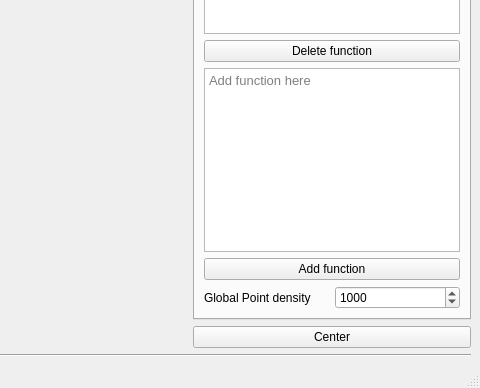
Before: the Qt Designer form QDataVis/Headers/MainWindow.ui in jondef/QDataVis, drawn with Qt 5; both pictures show x 463 to 943 and y 212 to 600 of the 943 by 600 pixel window.
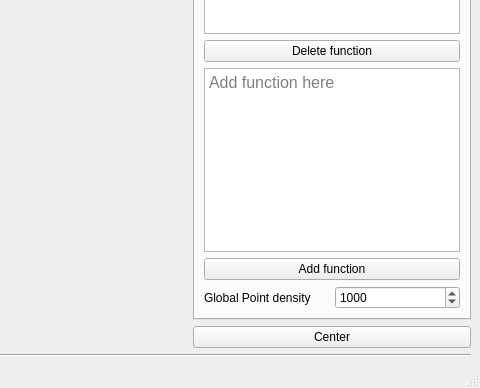
After: the same form once the commit is applied. Custom widgets are drawn as their Qt base class.

Commit message: Increased point size in function input

Diff of the .ui file:
```diff
--- a/QDataVis/Headers/MainWindow.ui
+++ b/QDataVis/Headers/MainWindow.ui
@@ -41,7 +41,7 @@
          <widget class="QTextEditCustom" name="QTextEdit_functionInput">
           <property name="font">
            <font>
-            <pointsize>10</pointsize>
+            <pointsize>12</pointsize>
            </font>
           </property>
           <property name="placeholderText">
```
